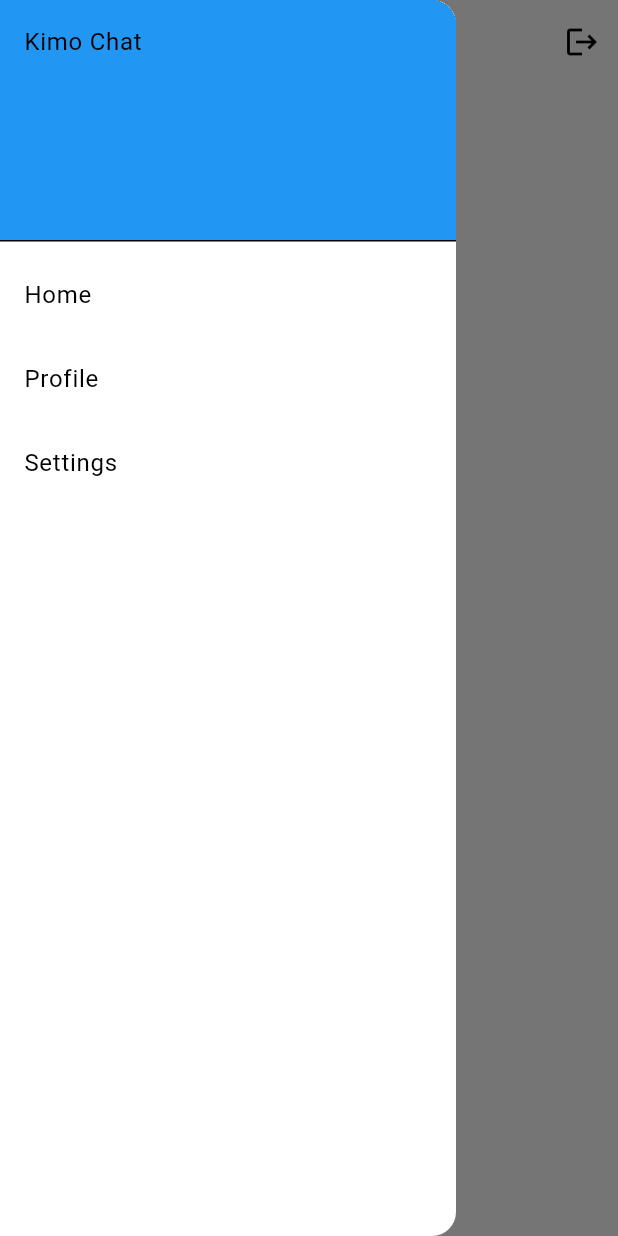
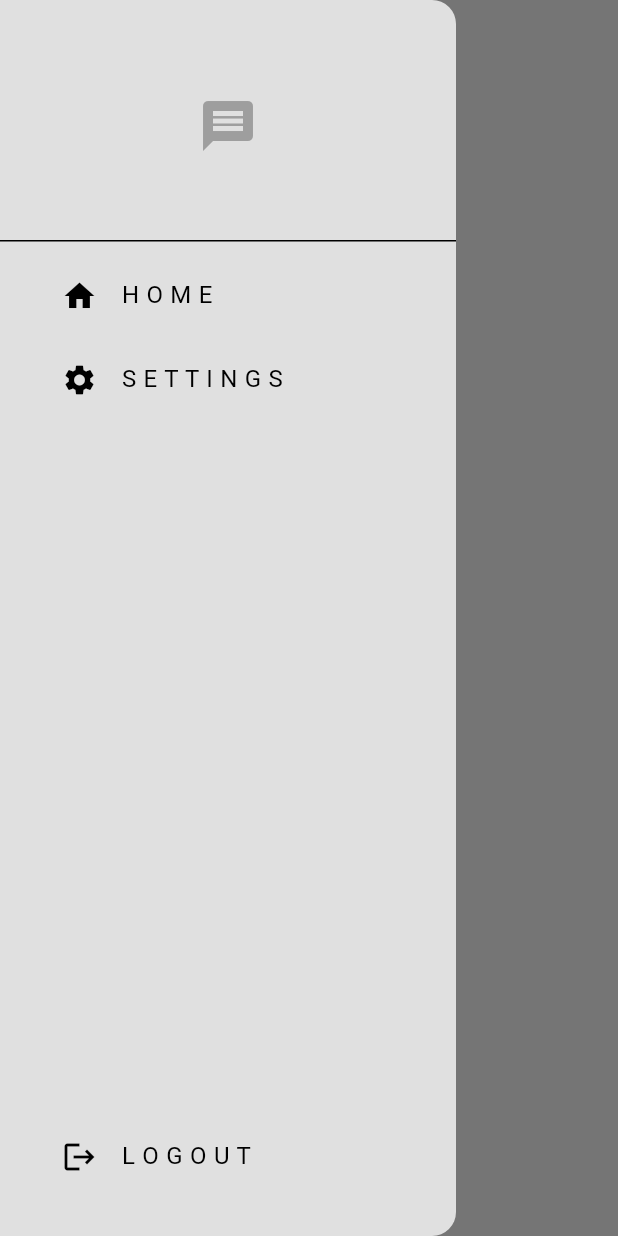
Before and after one commit to yangfan3211/KimoChat, a Flutter app: the screen it shows once a user with an empty profile is signed in, with the side drawer open, on a phone screen of 412 x 824 dp. Run offline on Flutter 3.47's test engine with Material 3 defaults, Android fonts, the phone set to English and light mode, and no system bars; our stand-ins replace firebase_auth, firebase_core; accounts and stored records are empty; generated files the repository leaves out were written again.

Commit message:
✅ 注册登录登出业务

```diff
--- /dev/null
+++ b/lib/components/my_drawer.dart
@@ -0,0 +1,77 @@
+import 'package:flutter/material.dart';
+import 'package:kimo_chat/auth/auth_service.dart';
+import 'package:kimo_chat/pages/settings_page.dart';
+
+class MyDrawer extends StatelessWidget {
+  const MyDrawer({super.key});
+  void logout() {
+    //get auth service
+    final auth = AuthService();
+    auth.signOut();
+  }
+
+  @override
+  Widget build(BuildContext context) {
+    return Drawer(
+      backgroundColor: Theme.of(context).colorScheme.background,
+      child: Column(
+        mainAxisAlignment: MainAxisAlignment.spaceBetween,
+        children: [
+          Column(children: [
+            // logo
+            DrawerHeader(
+                child: Center(
+              child: Icon(
+                Icons.message,
+                color: Theme.of(context).colorScheme.primary,
+                size: 40,
+              ),
+            )),
+
+            // home list tile
+            Padding(
+              padding: const EdgeInsets.only(left: 25.0),
+              child: ListTile(
+                title: const Text("H O M E"),
+                leading: const Icon(Icons.home),
+                onTap: () {
+                  // pop the drawer
+                  Navigator.pop(context);
+                },
+              ),
+            ),
+            // setting list tile
+            Padding(
+              padding: const EdgeInsets.only(left: 25.0),
+              child: ListTile(
+                title: const Text("S E T T I N G S"),
+                leading: const Icon(Icons.settings),
+                onTap: () {
+                  // pop the drawer
+                  Navigator.pop(context);
+                  // navigate to setting page
+                  Navigator.push(
+                    context,
+                    MaterialPageRoute(
+                      builder: (context) => SettingsPage(),
+                    ),
+                  );
+                },
+              ),
+            ),
+          ]),
+
+          // logout list tile
+          Padding(
+            padding: const EdgeInsets.only(left: 25.0, bottom: 25.0),
+            child: ListTile(
+              title: const Text("L O G O U T"),
+              leading: const Icon(Icons.logout),
+              onTap: logout,
+            ),
+          ),
+        ],
+      ),
+    );
+  }
+}
--- a/lib/pages/home_page.dart
+++ b/lib/pages/home_page.dart
@@ -1,59 +1,16 @@
 import 'package:flutter/material.dart';
 import 'package:kimo_chat/auth/auth_service.dart';
+import 'package:kimo_chat/components/my_drawer.dart';
 
 class HomPage extends StatelessWidget {
   const HomPage({super.key});
-  void logout() {
-    //get auth service
-    final _auth = AuthService();
-    _auth.signOut();
-  }
 
   @override
   Widget build(BuildContext context) {
     return Scaffold(
-      appBar: AppBar(
-        title: const Text("Home"),
-        actions: [
-          // logout button
-          IconButton(
-            icon: const Icon(Icons.logout),
-            onPressed: logout,
-          )
-        ],
-      ),
-      drawer: Drawer(
-        child: ListView(
-          children: [
-            // drawer header
-            const DrawerHeader(
-              decoration: BoxDecoration(
-                color: Colors.blue,
-              ),
-              child: Text("Kimo Chat"),
-            ),
-            // drawer items
-            ListTile(
-              title: const Text("Home"),
-              onTap: () {
-                Navigator.pop(context);
-              },
-            ),
-            ListTile(
-              title: const Text("Profile"),
-              onTap: () {
-                Navigator.pop(context);
-              },
-            ),
-            ListTile(
-              title: const Text("Settings"),
-              onTap: () {
-                Navigator.pop(context);
-              },
-            ),
-          ],
+        appBar: AppBar(
+          title: const Text("Home"),
         ),
-      ),
-    );
+        drawer: const MyDrawer());
   }
 }
--- /dev/null
+++ b/lib/pages/settings_page.dart
@@ -0,0 +1,12 @@
+import 'package:flutter/material.dart';
+
+class SettingsPage extends StatelessWidget {
+  const SettingsPage({super.key});
+
+  @override
+  Widget build(BuildContext context) {
+    return Scaffold(
+      appBar: AppBar(title: const Text("Settings")),
+    );
+  }
+}
```
